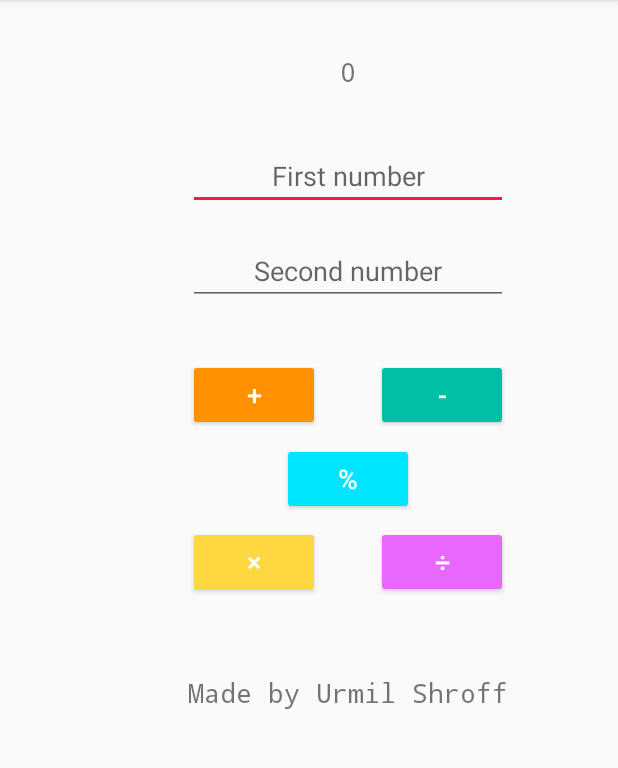
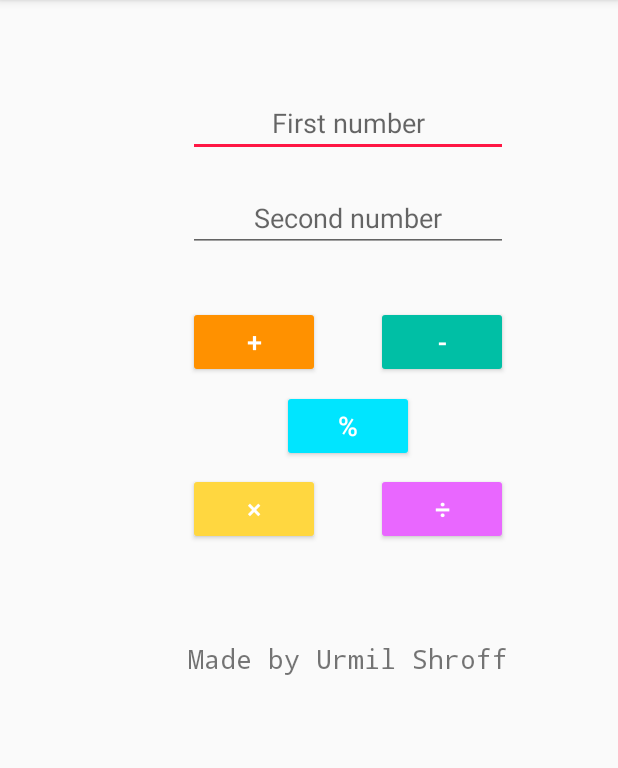
Before and after one commit to urmilshroff/stupid_calculator, an Android app: the screen it shows after launch (MainActivity), after a tap on an icon or button, on a phone screen of 412 x 824 dp, the part 84-852 px from its top. Run offline under Robolectric (Android 15) with nearby library versions, the phone set to English and light mode, and no system bars; 2 statements that could not run were skipped.

Commit message:
Removed what was unnecessary

```diff
--- a/app/src/main/java/com/urmilshroff/stupidcalculator/MainActivity.java
+++ b/app/src/main/java/com/urmilshroff/stupidcalculator/MainActivity.java
@@ -5,6 +5,7 @@ import android.os.Bundle;
 import android.view.View;
 import android.widget.EditText;
 import android.widget.TextView;
+import android.widget.Toast;
 
 public class MainActivity extends AppCompatActivity
 {
@@ -14,105 +15,91 @@ public class MainActivity extends AppCompatActivity
     {
         super.onCreate(savedInstanceState);
         setContentView(R.layout.activity_main);
+        Toast.makeText(this, "Stupid Calculator by Urmil Shroff", Toast.LENGTH_SHORT).show();
     }
 
     public void onAddButtonClick(View v)
     {
-        TextView t1;
         EditText e1;
         EditText e2;
-        int num1, num2, ans;
+        int num1,num2,ans;
 
         e1=(EditText)findViewById(R.id.input01);
         e2=(EditText)findViewById(R.id.input02);
-
-        t1=(TextView)findViewById(R.id.output);
 
         num1=Integer.parseInt(e1.getText().toString());
         num2=Integer.parseInt(e2.getText().toString());
 
         ans=num1+num2;
 
-        t1.setText(Integer.toString(ans));
+        Toast.makeText(this, "Answer is "+ans, Toast.LENGTH_SHORT).show();
     }
 
     public void onSubButtonClick(View v)
     {
-        TextView t1;
         EditText e1;
         EditText e2;
-        int num1, num2, ans;
+        int num1,num2,ans;
 
         e1=(EditText)findViewById(R.id.input01);
         e2=(EditText)findViewById(R.id.input02);
-
-        t1=(TextView)findViewById(R.id.output);
 
         num1=Integer.parseInt(e1.getText().toString());
         num2=Integer.parseInt(e2.getText().toString());
 
         ans=num1-num2;
 
-        t1.setText(Integer.toString(ans));
+        Toast.makeText(this, "Answer is "+ans, Toast.LENGTH_SHORT).show();
     }
 
     public void onMultButtonClick(View v)
     {
-        TextView t1;
         EditText e1;
         EditText e2;
-        int num1, num2, ans;
+        int num1,num2,ans;
 
         e1=(EditText)findViewById(R.id.input01);
         e2=(EditText)findViewById(R.id.input02);
-
-        t1=(TextView)findViewById(R.id.output);
 
         num1=Integer.parseInt(e1.getText().toString());
         num2=Integer.parseInt(e2.getText().toString());
 
         ans=num1*num2;
 
-        t1.setText(Integer.toString(ans));
+        Toast.makeText(this, "Answer is "+ans, Toast.LENGTH_SHORT).show();
     }
 
     public void onDivButtonClick(View v)
     {
-        TextView t1;
         EditText e1;
         EditText e2;
-        int num1, num2, ans;
+        int num1,num2,ans;
 
         e1=(EditText)findViewById(R.id.input01);
         e2=(EditText)findViewById(R.id.input02);
-
-        t1=(TextView)findViewById(R.id.output);
 
         num1=Integer.parseInt(e1.getText().toString());
         num2=Integer.parseInt(e2.getText().toString());
 
         ans=num1/num2;
 
-        t1.setText(Integer.toString(ans));
+        Toast.makeText(this, "Answer is "+ans, Toast.LENGTH_SHORT).show();
     }
 
     public void onModButtonClick(View v)
     {
-        TextView t1;
         EditText e1;
         EditText e2;
-        int num1, num2, ans;
+        int num1,num2,ans;
 
         e1=(EditText)findViewById(R.id.input01);
         e2=(EditText)findViewById(R.id.input02);
-
-        t1=(TextView)findViewById(R.id.output);
 
         num1=Integer.parseInt(e1.getText().toString());
         num2=Integer.parseInt(e2.getText().toString());
 
         ans=num1%num2;
 
-        t1.setText(Integer.toString(ans));
+        Toast.makeText(this, "Answer is "+ans, Toast.LENGTH_SHORT).show();
     }
 }
--- a/app/src/main/res/layout/activity_main.xml
+++ b/app/src/main/res/layout/activity_main.xml
@@ -36,18 +36,6 @@
             android:hint="Second number"
             android:inputType="number"
             android:textAlignment="center" />
-
-        <TextView
-            android:id="@+id/output"
-            android:layout_width="wrap_content"
-            android:layout_height="wrap_content"
-            android:layout_alignParentTop="true"
-            android:layout_centerHorizontal="true"
-            android:layout_marginTop="35dp"
-            android:fontFamily="monospace"
-            android:text="ANSWER WILL BE DISPLAYED HERE"
-            android:textAlignment="center"
-            android:textSize="18sp" />
 
         <Button
             android:id="@+id/addbutton"
@@ -123,7 +111,7 @@
             android:layout_height="wrap_content"
             android:layout_alignParentBottom="true"
             android:layout_alignStart="@+id/multbutton"
-            android:layout_marginBottom="21dp"
+            android:layout_marginBottom="44dp"
             android:fontFamily="monospace"
             android:text="Made by Urmil Shroff"
             android:textAlignment="center"
```
